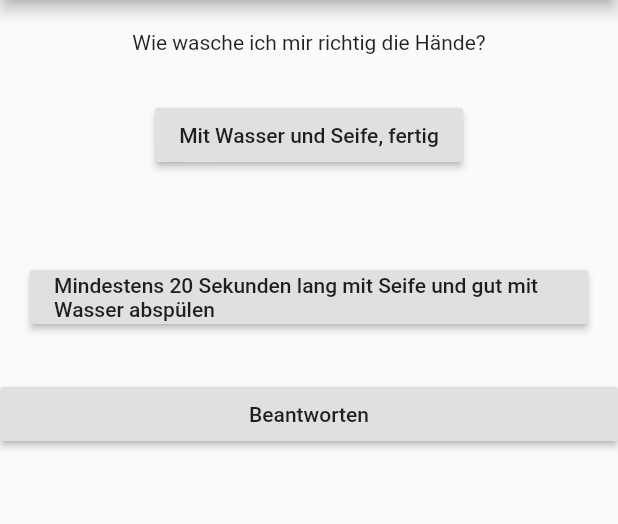
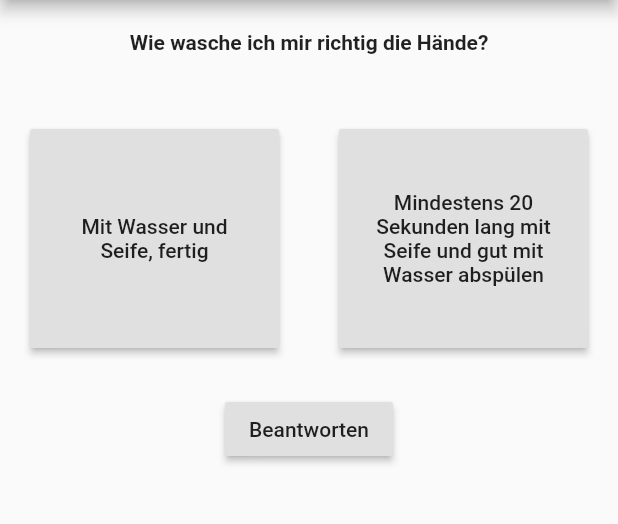
Before and after one commit to suhrmann/Karlorona, a Flutter app: the screen it shows after launch, after a tap on "Go to Quiz!", on a phone screen of 412 x 824 dp, the part 84-608 px from its top. Run offline on Flutter 3.47's test engine with Material 2 defaults, Android fonts, the phone set to English and light mode, and no system bars; our stand-ins replace audioplayers, sqflite; accounts and stored records are empty.

Commit message:
antworten werden jetzt gecheckt

```diff
--- a/lib/quiz/answer.dart
+++ b/lib/quiz/answer.dart
@@ -4,8 +4,9 @@ import '../scoped-model/main-model.dart';
 
 class AnswerForm extends StatefulWidget {
   final List<String> answers;
+  final int correctAnswerIndex;
 
-  AnswerForm({this.answers});
+  AnswerForm({this.answers, this.correctAnswerIndex});
   @override
   _AnswerFormState createState() => _AnswerFormState();
 }
@@ -22,7 +23,10 @@ class _AnswerFormState extends State<AnswerForm> {
       (index) => Container(
         padding: EdgeInsets.only(right: 20, left: 20, top: 30, bottom: 30),
         child: RaisedButton(
-          child: Text(answers[index]),
+          child: Text(
+            answers[index],
+            textAlign: TextAlign.center,
+          ),
           color: _selectedAnswer == index ? _selectedColor : _unselectedColor,
           onPressed: () {
             setState(() {
@@ -36,31 +40,70 @@ class _AnswerFormState extends State<AnswerForm> {
     return answerButtons;
   }
 
+  SnackBar _snackBar({bool success}) {
+    return success
+        ? SnackBar(
+            content: Row(
+              children: <Widget>[
+                Icon(Icons.check),
+                SizedBox(width: 20),
+                Text("Korrekt!"),
+              ],
+            ),
+            duration: Duration(seconds: 1),
+          )
+        : SnackBar(
+            content: Row(
+              children: <Widget>[
+                Icon(Icons.warning),
+                SizedBox(width: 20),
+                Text("Falsch!"),
+              ],
+            ),
+            duration: Duration(seconds: 1),
+          );
+  }
+
   @override
   Widget build(BuildContext context) {
     return Container(
-      child: ListView(
+      child: SingleChildScrollView(
+        child: Column(
+          children: <Widget>[
+            GridView.count(
               shrinkWrap: true,
-        children: <Widget>[
-          Wrap(
-            alignment: WrapAlignment.spaceEvenly,
+              crossAxisCount: 2,
+              scrollDirection: Axis.vertical,
+              children: _buildAnswerButtons(widget.answers),
+            ),
+/*             Wrap(
+              alignment: WrapAlignment.spaceBetween,
               crossAxisAlignment: WrapCrossAlignment.center,
               children: _buildAnswerButtons(widget.answers),
-          ),
+            ), */
             ScopedModelDescendant<MainModel>(
                 builder: (BuildContext context, Widget child, MainModel model) {
               return RaisedButton(
                 child: Text("Beantworten"),
                 onPressed: () {
+                  if (_selectedAnswer == widget.correctAnswerIndex) {
+                    Scaffold.of(context).showSnackBar(_snackBar(success: true));
                     if (model.currentQuizPage + 1 < model.questionFlowLength) {
                       _selectedAnswer = null;
                       model.incrementCurrentQuizPage();
+                    } else {
+                      //Handle last Quiz page
+                    }
+                  } else {
+                    Scaffold.of(context)
+                        .showSnackBar(_snackBar(success: false));
                   }
                 },
               );
             }),
           ],
         ),
+      ),
     );
   }
 }
--- a/lib/quiz/question-page.dart
+++ b/lib/quiz/question-page.dart
@@ -16,15 +16,19 @@ class QuestionPage extends StatelessWidget {
         shrinkWrap: true,
         children: <Widget>[
           Container(
-            margin: EdgeInsets.only(top: 20),
+            margin: EdgeInsets.symmetric(vertical: 20, horizontal: 20),
             alignment: Alignment.center,
             child: Title(
               color: Colors.black,
-              child: Text(question),
+              child: Text(
+                question,
+                style: TextStyle(fontWeight: FontWeight.bold),
+              ),
             ),
           ),
           AnswerForm(
             answers: answers,
+            correctAnswerIndex: correctAnswerIndex,
           )
         ],
       ),
--- a/lib/quiz/quiz-widget.dart
+++ b/lib/quiz/quiz-widget.dart
@@ -5,7 +5,7 @@ import '../quiz/question-page.dart';
 import 'dart:convert';
 
 class QuizWidget extends StatefulWidget {
-  String datasetName;
+  final String datasetName;
 
   QuizWidget({this.datasetName});
 
```
Lines whose indentation alone changed are shown as unchanged.
